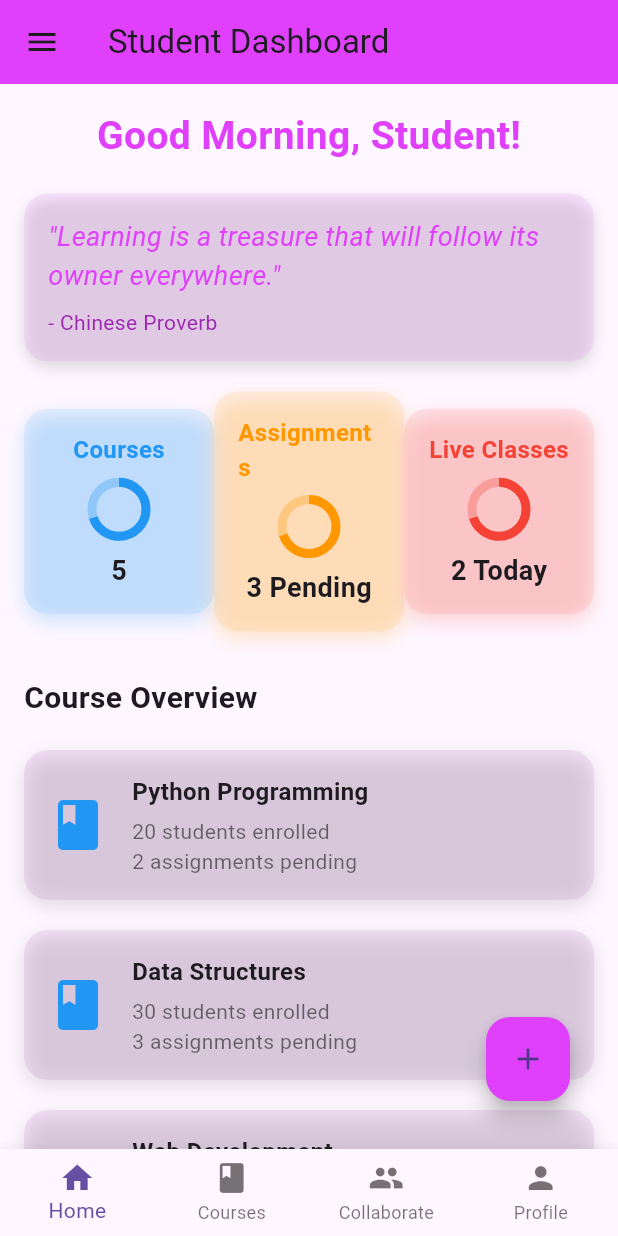
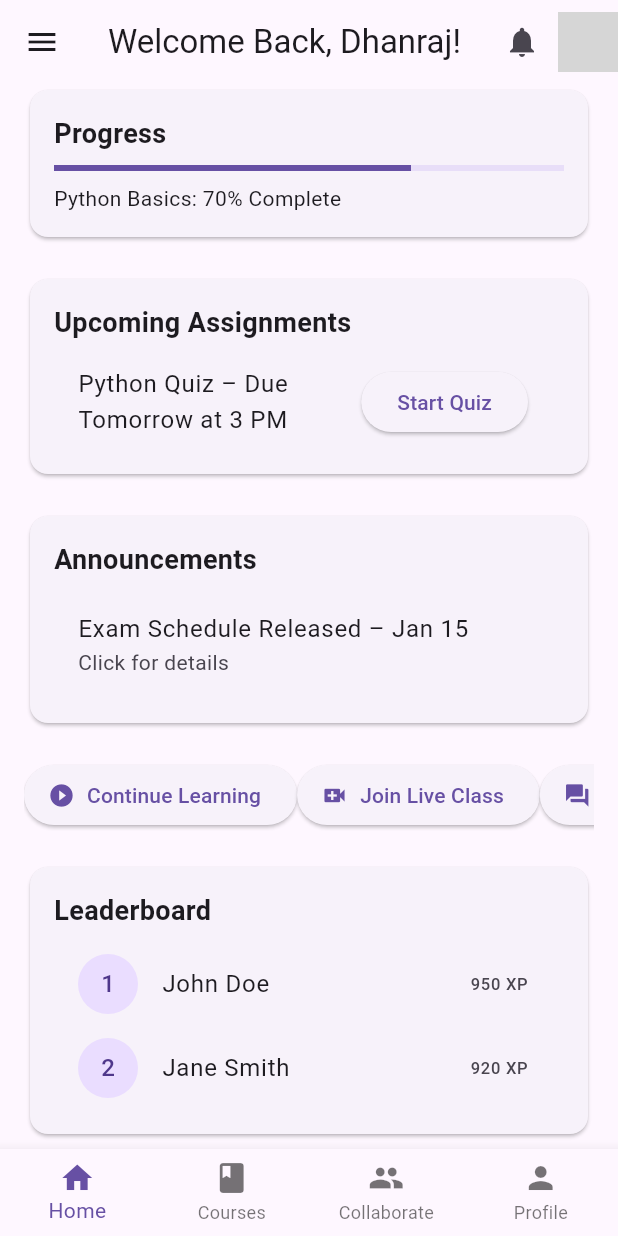
Before and after one commit to DSDevelops1234/Skill_Nautic, a Flutter app: the MainScaffold screen opened by its route, on a phone screen of 412 x 824 dp. Run offline on Flutter 3.47's test engine with Material 3 defaults, Android fonts, the phone set to English and light mode, and no system bars; grey boxes are pictures that could not be loaded.

Commit message:
Icon changed

```diff
--- a/lib/main.dart
+++ b/lib/main.dart
@@ -48,14 +48,14 @@ class _MainScaffoldState extends State<MainScaffold> {
 
   final List<Widget> _studentPages = [
     const StudentDashboard(),
-    const CoursesPage(),
+    CoursesPage(),
     const CollaborationPage(),
     ProfilePage(),
   ];
 
   final List<Widget> _teacherPages = [
     const TeacherDashboard(),
-    const CoursesPage(),
+    CoursesPage(),
     const CollaborationPage(),
     ProfilePage(),
   ];
--- a/lib/screens/assignments_page.dart
+++ b/lib/screens/assignments_page.dart
@@ -39,7 +39,7 @@ class EduConnectApp extends StatelessWidget {
       routes: {
         '/signup': (context) => const SignUpPage(),
         '/studentDashboard': (context) => const StudentDashboard(),
-        '/courses': (context) => const CoursesPage(),
+        '/courses': (context) => CoursesPage(),
         '/assignments': (context) =>
             const AssignmentsPage(), // Add AssignmentsPage route
       },
--- a/lib/screens/courses_page.dart
+++ b/lib/screens/courses_page.dart
@@ -1,7 +1,7 @@
 // courses_page.dart
 
 import 'package:flutter/material.dart';
-import 'package:edu_connect_app/widgets/bottom_navigation.dart';
+// import 'package:edu_connect_app/widgets/bottom_navigation.dart';
 
 class CoursesPage extends StatelessWidget {
   const CoursesPage({super.key});
--- a/lib/screens/dashboard/student_dashboard.dart
+++ b/lib/screens/dashboard/student_dashboard.dart
@@ -1,4 +1,3 @@
-// student_dashboard.dart
 import 'package:flutter/material.dart';
 import '../../widgets/drawer_navigation.dart';
 
@@ -7,178 +6,35 @@ class StudentDashboard extends StatelessWidget {
 
   @override
   Widget build(BuildContext context) {
-    // final screenHeight = MediaQuery.of(context).size.height;
-    // final screenWidth = MediaQuery.of(context).size.width;
+    double screenWidth = MediaQuery.of(context).size.width;
 
     return Scaffold(
       appBar: AppBar(
-        title: const Text('Student Dashboard'),
-        backgroundColor: Colors.purpleAccent,
+        title: Text('Welcome Back, Dhanraj!'),
+        actions: [
+          IconButton(icon: Icon(Icons.notifications), onPressed: () {}),
+          CircleAvatar(backgroundImage: AssetImage('assets/icon.png')),
+        ],
       ),
-      drawer: const DrawerNavigation(),
+      drawer: SizedBox(
+        width: screenWidth * 0.75, // Drawer takes up max 75% of screen width
+        child: const DrawerNavigation(),
+      ),
       body: SafeArea(
         child: SingleChildScrollView(
-          child: Padding(
-            padding: const EdgeInsets.all(16.0),
-            child: Column(
-              children: [
-                // Personalized Greeting with Bright Colors
-                _personalizedGreeting(),
-                const SizedBox(height: 20),
-
-                // Engaging Motivational Quote Section with Animation
-                _motivationalQuote(),
-                const SizedBox(height: 20),
-
-                // Engaging Stats with Animated Progress Bars
-                _quickStats(context),
-                const SizedBox(height: 30),
-
-                // Interactive Course Overview with Hover Animation
-                _courseOverview(),
-                const SizedBox(height: 20),
-
-                // CTA Buttons with Smooth Hover Effects
-                _actionButtons(),
-              ],
-            ),
-          ),
-        ),
-      ),
-      floatingActionButton: SafeArea(
-        child: Padding(
-          padding: const EdgeInsets.only(
-              bottom: 16.0, right: 16.0), // Adjust bottom and right padding
-          child: FloatingActionButton(
-            onPressed: () {
-              // Action to perform on FAB press
-            },
-            backgroundColor: Colors.purpleAccent,
-            child: const Icon(Icons.add),
-          ),
-        ),
-      ),
-    );
-  }
-
-  // Personalized Greeting with Time-based Color Changes
-  Widget _personalizedGreeting() {
-    String greeting = "Good Morning, Student!";
-    DateTime now = DateTime.now();
-    if (now.hour >= 12 && now.hour < 17) greeting = "Good Afternoon, Student!";
-    if (now.hour >= 17) greeting = "Good Evening, Student!";
-
-    return Text(
-      greeting,
-      style: TextStyle(
-        fontSize: 26,
-        fontWeight: FontWeight.bold,
-        color: Colors.purpleAccent,
-      ),
-    );
-  }
-
-  // Engaging Motivational Quote Section with Animation
-  Widget _motivationalQuote() {
-    return AnimatedContainer(
-      duration: const Duration(milliseconds: 800),
-      curve: Curves.easeInOut,
-      padding: const EdgeInsets.all(16.0),
-      decoration: BoxDecoration(
-        color: Colors.purpleAccent.withOpacity(0.1),
-        borderRadius: BorderRadius.circular(16),
-        boxShadow: const [
-          BoxShadow(
-            color: Colors.black12,
-            blurRadius: 8,
-            offset: Offset(0, 4),
-          ),
-        ],
-      ),
+          padding: EdgeInsets.symmetric(horizontal: 16.0), // Prevents overflow
           child: Column(
             crossAxisAlignment: CrossAxisAlignment.start,
-        children: const [
-          Text(
-            '"Learning is a treasure that will follow its owner everywhere."',
-            style: TextStyle(
-              fontSize: 18,
-              fontStyle: FontStyle.italic,
-              color: Colors.purpleAccent,
-            ),
-          ),
-          SizedBox(height: 8),
-          Text(
-            '- Chinese Proverb',
-            style: TextStyle(
-              fontSize: 14,
-              color: Colors.purple,
-            ),
-          ),
-        ],
-      ),
-    );
-  }
-
-  // Engaging Quick Stats with Animated Circular Progress
-  Widget _quickStats(BuildContext context) {
-    return Row(
-      mainAxisAlignment: MainAxisAlignment.spaceBetween,
             children: [
-        _quickStatCard(context, "Courses", "5", Colors.blue, () {
-          Navigator.pushNamed(context, '/coursesPage');
-        }),
-        _quickStatCard(
-            context, "Assignments", "3 Pending", Colors.orange, () {}),
-        _quickStatCard(context, "Live Classes", "2 Today", Colors.red, () {}),
-      ],
-    );
-  }
-
-  // Quick Stat Card with Circular Progress Animation
-  Widget _quickStatCard(BuildContext context, String title, String value,
-      Color color, Function onTap) {
-    return Expanded(
-      child: GestureDetector(
-        onTap: () => onTap(),
-        child: AnimatedContainer(
-          duration: const Duration(milliseconds: 500),
-          curve: Curves.easeInOut,
-          padding: const EdgeInsets.all(16.0),
-          decoration: BoxDecoration(
-            color: color.withOpacity(0.1),
-            borderRadius: BorderRadius.circular(16),
-            boxShadow: [
-              BoxShadow(
-                color: color.withOpacity(0.2),
-                blurRadius: 10,
-                offset: const Offset(0, 5),
-              ),
-            ],
-          ),
-          child: Column(
-            mainAxisSize: MainAxisSize.min,
-            children: [
-              Text(
-                title,
-                style: TextStyle(
-                  fontSize: 16,
-                  fontWeight: FontWeight.bold,
-                  color: color,
-                ),
-              ),
-              const SizedBox(height: 10),
-              CircularProgressIndicator(
-                value: 0.7, // Example progress
-                color: color,
-                backgroundColor: color.withOpacity(0.3),
-                strokeWidth: 6,
-              ),
-              const SizedBox(height: 10),
-              Text(
-                value,
-                style:
-                    const TextStyle(fontSize: 18, fontWeight: FontWeight.bold),
-              ),
+              _buildProgressTracker(),
+              SizedBox(height: 20),
+              _buildUpcomingAssignments(),
+              SizedBox(height: 20),
+              _buildAnnouncements(),
+              SizedBox(height: 20),
+              _buildQuickLinks(screenWidth),
+              SizedBox(height: 20),
+              _buildLeaderboard(),
             ],
           ),
         ),
@@ -186,88 +42,40 @@ class StudentDashboard extends StatelessWidget {
     );
   }
 
-  // Interactive Course Overview with Animated Hover Effect
-  Widget _courseOverview() {
-    return Column(
+  Widget _buildProgressTracker() {
+    return Card(
+      child: Padding(
+        padding: EdgeInsets.all(16.0),
+        child: Column(
           crossAxisAlignment: CrossAxisAlignment.start,
           children: [
-        const Text(
-          "Course Overview",
-          style: TextStyle(fontSize: 20, fontWeight: FontWeight.bold),
+            Text("Progress",
+                style: TextStyle(fontSize: 18, fontWeight: FontWeight.bold)),
+            SizedBox(height: 8),
+            LinearProgressIndicator(value: 0.7),
+            SizedBox(height: 8),
+            Text("Python Basics: 70% Complete"),
+          ],
         ),
-        const SizedBox(height: 10),
-        ListView.builder(
-          shrinkWrap: true,
-          physics: const NeverScrollableScrollPhysics(),
-          itemCount: 3,
-          itemBuilder: (context, index) {
-            final courseNames = [
-              "Python Programming",
-              "Data Structures",
-              "Web Development"
-            ];
-            return _courseOverviewCard(
-              courseName: courseNames[index],
-              studentsEnrolled: "${20 + index * 10} students enrolled",
-              assignmentsPending: "${index + 2} assignments pending",
-              onTap: () {
-                Navigator.pushNamed(context, '/courseDetails');
-              },
-            );
-          },
       ),
-      ],
     );
   }
 
-  // Interactive Course Card with Tap Animation
-  Widget _courseOverviewCard({
-    required String courseName,
-    required String studentsEnrolled,
-    required String assignmentsPending,
-    required Function onTap,
-  }) {
-    return GestureDetector(
-      onTap: () => onTap(),
-      child: AnimatedContainer(
-        duration: const Duration(milliseconds: 300),
-        curve: Curves.easeInOut,
-        padding: const EdgeInsets.all(16.0),
-        margin: const EdgeInsets.symmetric(vertical: 10),
-        decoration: BoxDecoration(
-          color: Colors.purple.withOpacity(0.1),
-          borderRadius: BorderRadius.circular(16),
-          boxShadow: const [
-            BoxShadow(
-              color: Colors.black12,
-              blurRadius: 10,
-              offset: Offset(0, 4),
-            ),
-          ],
-        ),
-        child: Row(
-          children: [
-            Icon(Icons.book, size: 40, color: Colors.blue),
-            const SizedBox(width: 16),
-            Expanded(
+  Widget _buildUpcomingAssignments() {
+    return Card(
+      child: Padding(
+        padding: EdgeInsets.all(16.0),
         child: Column(
           crossAxisAlignment: CrossAxisAlignment.start,
           children: [
-                  Text(
-                    courseName,
-                    style: const TextStyle(
-                        fontSize: 16, fontWeight: FontWeight.bold),
-                  ),
-                  const SizedBox(height: 5),
-                  Text(
-                    studentsEnrolled,
-                    style: const TextStyle(fontSize: 14, color: Colors.black54),
-                  ),
-                  Text(
-                    assignmentsPending,
-                    style: const TextStyle(fontSize: 14, color: Colors.black54),
-                  ),
-                ],
+            Text("Upcoming Assignments",
+                style: TextStyle(fontSize: 18, fontWeight: FontWeight.bold)),
+            SizedBox(height: 8),
+            ListTile(
+              title: Text("Python Quiz – Due Tomorrow at 3 PM"),
+              trailing: ElevatedButton(
+                onPressed: () {},
+                child: Text("Start Quiz"),
               ),
             ),
           ],
@@ -276,44 +84,75 @@ class StudentDashboard extends StatelessWidget {
     );
   }
 
-  Widget _actionButtons() {
-    return SingleChildScrollView(
-      scrollDirection: Axis.horizontal, // Allow horizontal scrolling
-      child: Row(
-        mainAxisAlignment: MainAxisAlignment.spaceBetween,
+  Widget _buildAnnouncements() {
+    return Card(
+      child: Padding(
+        padding: EdgeInsets.all(16.0),
+        child: Column(
+          crossAxisAlignment: CrossAxisAlignment.start,
           children: [
-          _ctaButton("Start Learning", Icons.play_arrow, Colors.blue),
-          _ctaButton("View Assignments", Icons.assignment, Colors.orange),
+            Text("Announcements",
+                style: TextStyle(fontSize: 18, fontWeight: FontWeight.bold)),
+            SizedBox(height: 8),
+            ListTile(
+              title: Text("Exam Schedule Released – Jan 15"),
+              subtitle: Text("Click for details"),
+              onTap: () {},
+            ),
           ],
+        ),
       ),
     );
   }
 
-  // CTA Button with Hover Animation
-  Widget _ctaButton(String label, IconData icon, Color color) {
-    return GestureDetector(
-      onTap: () {},
-      child: AnimatedContainer(
-        duration: const Duration(milliseconds: 300),
-        padding: const EdgeInsets.symmetric(horizontal: 30, vertical: 12),
-        decoration: BoxDecoration(
-          color: color,
-          borderRadius: BorderRadius.circular(30),
-          boxShadow: [
-            BoxShadow(
-              color: color.withOpacity(0.3),
-              blurRadius: 15,
-              offset: const Offset(0, 4),
+  Widget _buildQuickLinks(double screenWidth) {
+    return SizedBox(
+      width: screenWidth, // Ensures buttons don't overflow
+      child: SingleChildScrollView(
+        scrollDirection: Axis.horizontal, // Allows scrolling if needed
+        child: Row(
+          mainAxisAlignment: MainAxisAlignment.spaceEvenly,
+          children: [
+            ElevatedButton.icon(
+              onPressed: () {},
+              icon: Icon(Icons.play_circle_fill),
+              label: Text("Continue Learning"),
+            ),
+            ElevatedButton.icon(
+              onPressed: () {},
+              icon: Icon(Icons.video_call),
+              label: Text("Join Live Class"),
+            ),
+            ElevatedButton.icon(
+              onPressed: () {},
+              icon: Icon(Icons.question_answer),
+              label: Text("Ask a Question"),
             ),
           ],
         ),
-        child: Row(
+      ),
+    );
+  }
+
+  Widget _buildLeaderboard() {
+    return Card(
+      child: Padding(
+        padding: EdgeInsets.all(16.0),
+        child: Column(
+          crossAxisAlignment: CrossAxisAlignment.start,
           children: [
-            Icon(icon, color: Colors.white),
-            const SizedBox(width: 10),
-            Text(
-              label,
-              style: const TextStyle(color: Colors.white, fontSize: 16),
+            Text("Leaderboard",
+                style: TextStyle(fontSize: 18, fontWeight: FontWeight.bold)),
+            SizedBox(height: 8),
+            ListTile(
+              leading: CircleAvatar(child: Text("1")),
+              title: Text("John Doe"),
+              trailing: Text("950 XP"),
+            ),
+            ListTile(
+              leading: CircleAvatar(child: Text("2")),
+              title: Text("Jane Smith"),
+              trailing: Text("920 XP"),
             ),
           ],
         ),
@@ -321,3 +160,10 @@ class StudentDashboard extends StatelessWidget {
     );
   }
 }
+
+void main() {
+  runApp(MaterialApp(
+    debugShowCheckedModeBanner: false,
+    home: StudentDashboard(),
+  ));
+}
```
Also changed, not shown: assets/images/icon.jpg (added), assets/images/icon.png, 31 other files. Lines whose indentation alone changed are shown as unchanged.
